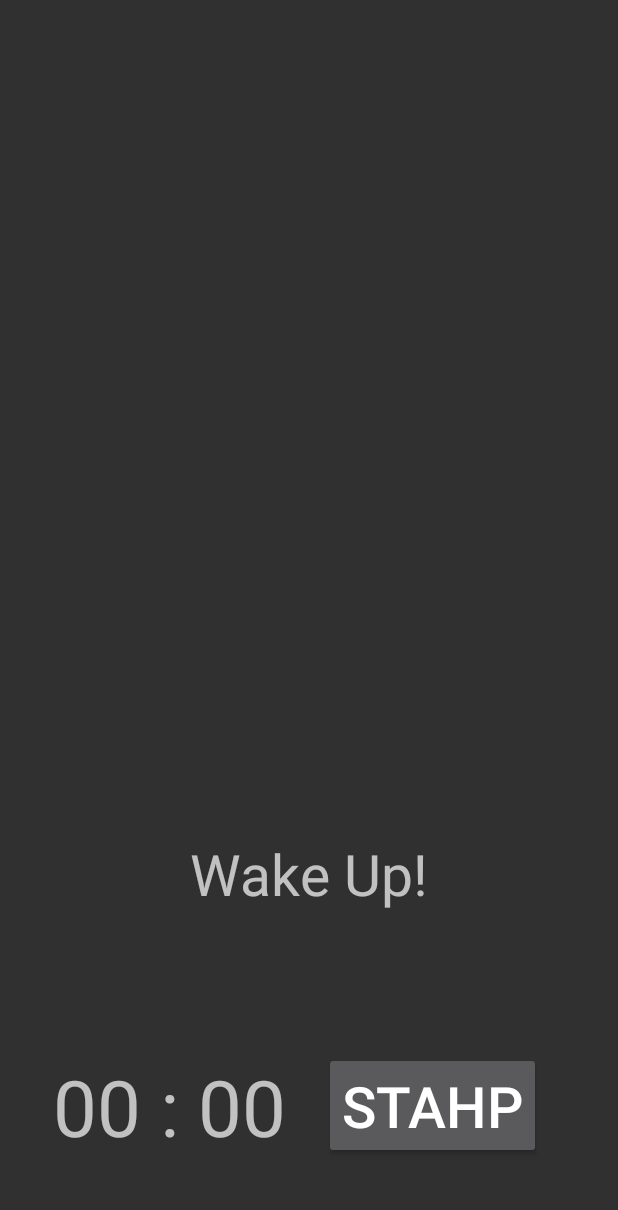
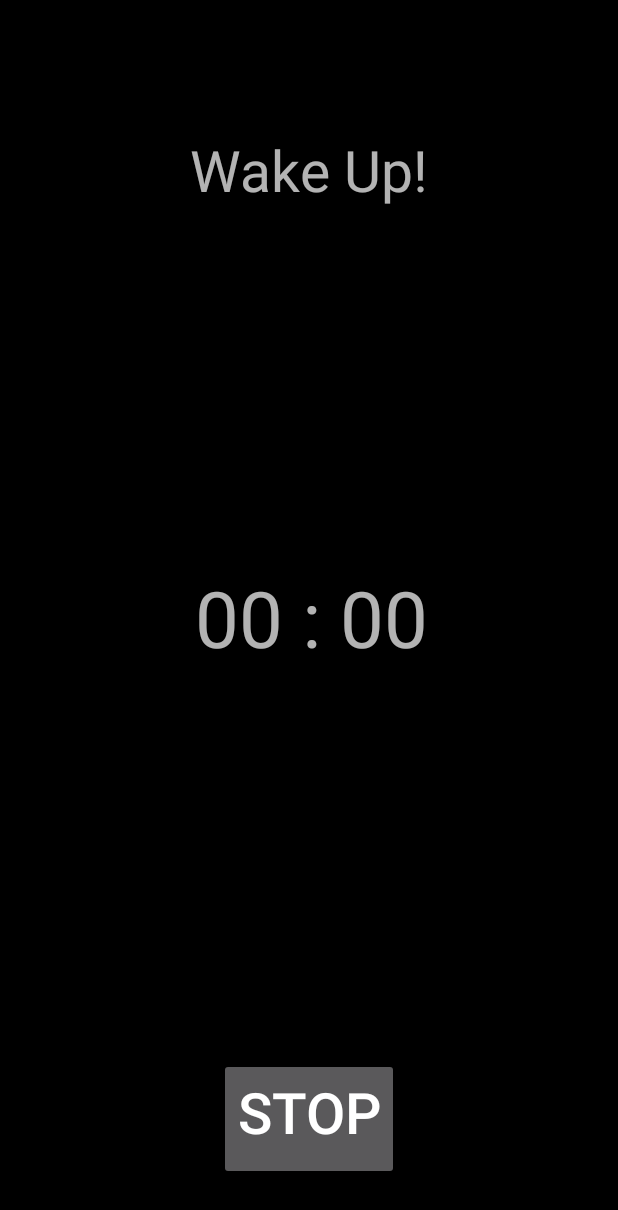
Before and after one commit to elizabethmorrow/WakeMeUp, an Android app: the layout alarm_screen.xml on its own in the app's theme, with its tools: preview values and no code run, on a phone screen of 412 x 824 dp. Shown: the top 1210 px of the screen. Run offline under Robolectric (Android 15) with nearby library versions, the phone set to English and light mode, and no system bars.

```diff
--- a/app/src/main/AndroidManifest.xml
+++ b/app/src/main/AndroidManifest.xml
@@ -34,7 +34,7 @@
                 </intent-filter>
             </receiver>
 
-        <activity android:name=".Alarm_Screen" />
+        <activity android:name=".AlarmScreen" />
     </application>
 
 </manifest>
--- a/app/src/main/java/ai/wit/wakemeup/wakemeup/ScheduleAlarms.java
+++ b/app/src/main/java/ai/wit/wakemeup/wakemeup/ScheduleAlarms.java
@@ -12,7 +12,7 @@ public class ScheduleAlarms extends BroadcastReceiver {
 
     // @Override
     public void onReceive(Context context,Intent intent) {
-        Intent alarmIntent = new Intent(context,Alarm_Screen.class);
+        Intent alarmIntent = new Intent(context,AlarmScreen.class);
         alarmIntent.addFlags(Intent.FLAG_ACTIVITY_NEW_TASK);
         context.startActivity(alarmIntent);
     }
--- a/app/src/main/res/layout/alarm_screen.xml
+++ b/app/src/main/res/layout/alarm_screen.xml
@@ -1,7 +1,8 @@
 <?xml version="1.0" encoding="utf-8"?>
 <RelativeLayout xmlns:android="http://schemas.android.com/apk/res/android"
 android:layout_width="match_parent"
-android:layout_height="match_parent">
+android:layout_height="match_parent"
+android:background="@android:color/background_dark">
 
 <TextView
     android:id="@+id/alarm_screen_title"
@@ -11,9 +12,9 @@ android:layout_height="match_parent">
     android:textSize="38dp"
     android:background="#0000"
     android:paddingTop="30dp"
-    android:layout_above="@+id/alarm_screen_button"
+    android:layout_alignParentTop="true"
     android:layout_centerHorizontal="true"
-    android:layout_marginBottom="93dp" />
+    android:layout_marginTop="57dp" />
 
 <TextView
     android:id="@+id/alarm_screen_time"
@@ -21,20 +22,19 @@ android:layout_height="match_parent">
     android:layout_height="wrap_content"
     android:text="00 : 00"
     android:textSize="52dp"
-    android:layout_marginStart="35dp"
-    android:layout_alignBottom="@+id/alarm_screen_button"
-    android:layout_alignParentStart="true" />
+    android:layout_centerVertical="true"
+    android:layout_alignEnd="@+id/alarm_screen_title" />
 
     <Button
     android:id="@+id/alarm_screen_button"
     android:layout_width="wrap_content"
     android:layout_height="wrap_content"
-        android:layout_marginBottom="51dp"
-    android:text="STAHP"
+        android:layout_marginBottom="37dp"
+    android:text="Stop"
     android:textSize="38dp"
     android:textColorHighlight="#ff57ff52"
-        android:layout_alignParentBottom="true"
-        android:layout_toEndOf="@+id/alarm_screen_time"
-        android:layout_marginStart="25dp" />
+    android:layout_alignParentBottom="true"
+    android:layout_centerHorizontal="true"
+    android:paddingBottom="20dp"/>
 
 </RelativeLayout>
```
Also changed, not shown: app/src/main/java/ai/wit/wakemeup/wakemeup/Alarm_Screen.java (deleted, +0 -110 lines), 2 other files.
